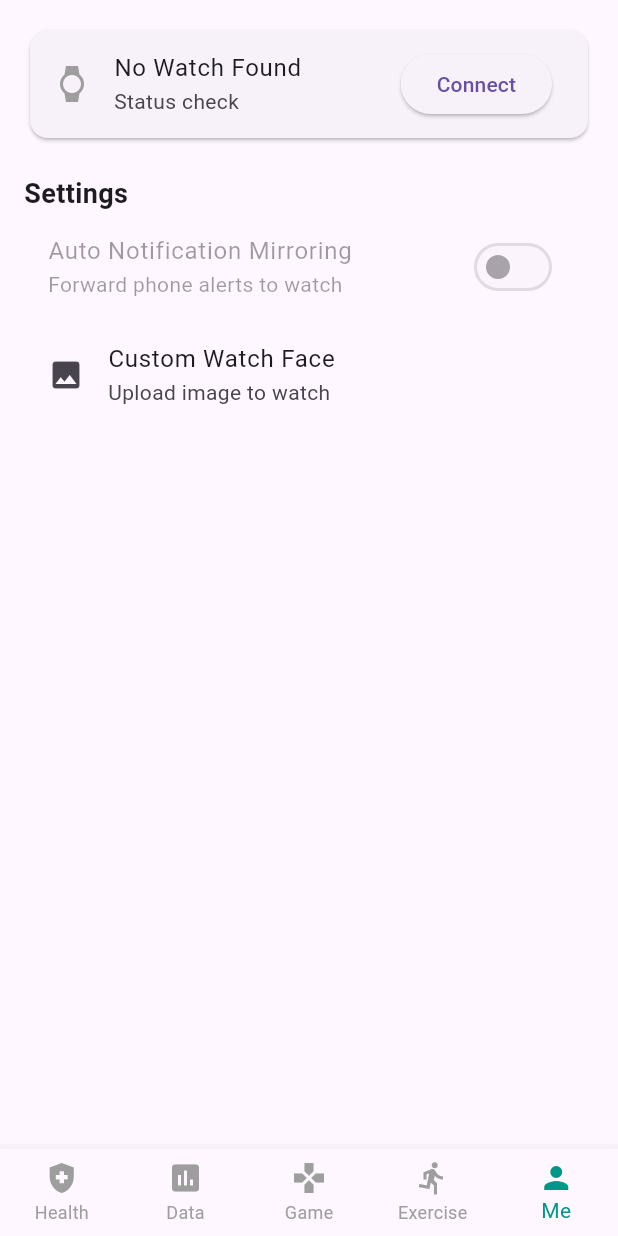
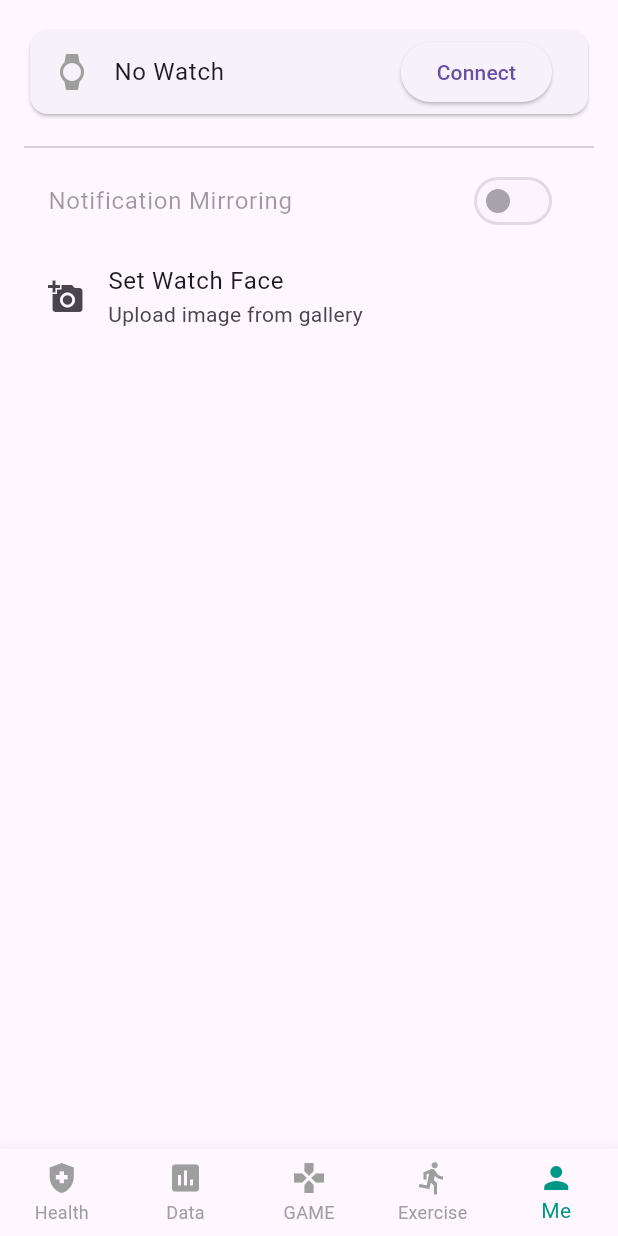
Before and after one commit to Kelvingh1st/bt_controller_v2, a Flutter app: the screen it shows after launch, on a phone screen of 412 x 824 dp. Run offline on Flutter 3.47's test engine with Material 3 defaults, Android fonts, the light colour scheme and no system bars; our stand-ins replace fl_chart, flutter_blue_plus, image_picker, permission_handler; missing offline and left inert: notification_listener_service.

Commit message:
My watch OS version 4.5.1 - Improved UI

```diff
--- a/lib/main.dart
+++ b/lib/main.dart
@@ -1,7 +1,8 @@
 import 'dart:typed_data';
+import 'dart:io';
 import 'package:flutter/material.dart';
 import 'package:flutter_blue_plus/flutter_blue_plus.dart';
-import 'package:fl_chart/fl_chart.dart'; // Ready for your Data screen
+import 'package:fl_chart/fl_chart.dart';
 import 'package:image_picker/image_picker.dart';
 import 'package:image/image.dart' as img;
 import 'package:permission_handler/permission_handler.dart';
@@ -29,12 +30,11 @@ class BleManager {
   static BluetoothDevice? connectedDevice;
   static BluetoothCharacteristic? writeChar;
 
-  // Standard UUIDs for HryFine/Ultra 3 style watches
   static final Guid serviceUuid = Guid("0000ff00-0000-1000-8000-00805f9b34fb");
   static final Guid writeUuid = Guid("0000ff02-0000-1000-8000-00805f9b34fb");
 }
 
-// --- Main Navigation Controller ---
+// --- Main Controller ---
 class HomeScreen extends StatefulWidget {
   const HomeScreen({super.key});
   @override
@@ -42,9 +42,13 @@ class HomeScreen extends StatefulWidget {
 }
 
 class HomeScreenState extends State<HomeScreen> {
-  int _currentIndex = 4; // Default to 'Me' screen for setup
+  int _currentIndex = 4; // Start on 'Me' screen for setup
   bool _autoMirroring = false;
   bool _isConnecting = false;
+
+  // Image Upload State
+  bool _isUploading = false;
+  double _uploadProgress = 0.0;
 
   @override
   void initState() {
@@ -53,44 +57,33 @@ class HomeScreenState extends State<HomeScreen> {
   }
 
   Future<void> _requestPermissions() async {
-    // Handling modern Android 13+ and legacy permissions
-    Map<Permission, PermissionStatus> statuses = await [
+    await [
       Permission.bluetoothScan,
       Permission.bluetoothConnect,
       Permission.location,
       Permission.photos,
       Permission.notification,
     ].request();
-
-    print("Permissions status: $statuses");
   }
 
-  // Notification Mirroring Logic
+  // --- Notification Logic ---
   Future<void> _toggleAutoMirroring(bool value) async {
     setState(() => _autoMirroring = value);
     if (value) {
-      final hasPermission = await NotificationListenerService.isPermissionGranted();
-      if (!hasPermission) {
-        await NotificationListenerService.requestPermission();
-      }
+      final has = await NotificationListenerService.isPermissionGranted();
+      if (!has) await NotificationListenerService.requestPermission();
 
       NotificationListenerService.notificationsStream.listen((event) {
         if (BleManager.writeChar == null) return;
-
-        final isCall = event.packageName?.contains("phone") == true ||
-            (event.title?.toLowerCase().contains("call") ?? false);
+        final isCall = event.packageName?.contains("phone") == true;
 
         _sendToWatch(
           title: event.title ?? "Notification",
-          body: event.content ?? "",
+          body: event.content ?? "", // Fixed from analysis
           isCall: isCall,
           package: event.packageName ?? "app",
         );
       });
-
-      ScaffoldMessenger.of(context).showSnackBar(
-        const SnackBar(content: Text("Notification Mirroring Enabled")),
-      );
     }
   }
 
@@ -105,19 +98,16 @@ class HomeScreenState extends State<HomeScreen> {
           ? [0x02, 0x00, 0x00, ...title.codeUnits, 0x00, ...body.codeUnits]
           : [0x01, 0x00, 0x00, ..."$package:$title".codeUnits, 0x00, ...body.codeUnits];
 
-      // Update length byte (standard protocol for these watches)
       if (command.length > 2) command[1] = command.length - 3;
-
-      await BleManager.writeChar!.write(Uint8List.fromList(command), withoutResponse: false);
+      await BleManager.writeChar?.write(Uint8List.fromList(command), withoutResponse: false);
     } catch (e) {
-      print("Send error: $e");
+      debugPrint("Write error: $e");
     }
   }
 
-  // Bluetooth Connection Logic
+  // --- Bluetooth Logic ---
   Future<void> _connect() async {
     setState(() => _isConnecting = true);
-
     FlutterBluePlus.startScan(timeout: const Duration(seconds: 10));
 
     FlutterBluePlus.scanResults.listen((results) async {
@@ -128,18 +118,10 @@ class HomeScreenState extends State<HomeScreen> {
           try {
             await r.device.connect();
             BleManager.connectedDevice = r.device;
-
-            // Request higher MTU for data-heavy transfers (notifications/images)
-            await r.device.requestMtu(223);
-
+            await r.device.requestMtu(223); // Important for data chunks
             await _discoverServices();
             setState(() => _isConnecting = false);
-
-            ScaffoldMessenger.of(context).showSnackBar(
-              SnackBar(content: Text("$name Connected!")),
-            );
           } catch (e) {
-            print("Connection error: $e");
             setState(() => _isConnecting = false);
           }
           break;
@@ -156,11 +138,64 @@ class HomeScreenState extends State<HomeScreen> {
         for (var char in service.characteristics) {
           if (char.uuid == BleManager.writeUuid) {
             BleManager.writeChar = char;
-            return;
           }
         }
       }
     }
+  }
+
+  // --- Image Upload Logic (Chunked) ---
+  Future<void> _pickAndUploadWatchFace() async {
+    if (BleManager.writeChar == null) {
+      ScaffoldMessenger.of(context).showSnackBar(const SnackBar(content: Text("Connect watch first!")));
+      return;
+    }
+
+    final picker = ImagePicker();
+    final XFile? pickedFile = await picker.pickImage(source: ImageSource.gallery);
+
+    if (pickedFile != null) {
+      setState(() { _isUploading = true; _uploadProgress = 0.0; });
+
+      File file = File(pickedFile.path);
+      Uint8List bytes = await file.readAsBytes();
+
+      img.Image? originalImage = img.decodeImage(bytes);
+      if (originalImage != null) {
+        img.Image resized = img.copyResize(originalImage, width: 240, height: 240);
+        List<int> jpgData = img.encodeJpg(resized, quality: 80);
+
+        await _sendImageInChunks(jpgData);
+      }
+      setState(() => _isUploading = false);
+    }
+  }
+
+  Future<void> _sendImageInChunks(List<int> data) async {
+    const int chunkSize = 200;
+    int totalBytes = data.length;
+
+    // Start Command
+    final startCmd = [0x03, ..._int32ToBytes(totalBytes)];
+    await BleManager.writeChar!.write(Uint8List.fromList(startCmd));
+
+    for (int i = 0; i < totalBytes; i += chunkSize) {
+      int end = (i + chunkSize < totalBytes) ? i + chunkSize : totalBytes;
+      List<int> chunk = data.sublist(i, end);
+
+      try {
+        await BleManager.writeChar!.write(Uint8List.fromList(chunk), withoutResponse: false);
+        setState(() => _uploadProgress = (i / totalBytes));
+      } catch (e) {
+        break;
+      }
+    }
+    // End Command
+    await BleManager.writeChar!.write(Uint8List.fromList([0x03, 0xFF, 0xFF]));
+  }
+
+  List<int> _int32ToBytes(int value) {
+    return [(value >> 24) & 0xFF, (value >> 16) & 0xFF, (value >> 8) & 0xFF, value & 0xFF];
   }
 
   @override
@@ -170,16 +205,19 @@ class HomeScreenState extends State<HomeScreen> {
         child: IndexedStack(
           index: _currentIndex,
           children: [
-            const Center(child: Text("Health Data")),
-            const Center(child: Text("Analytics Chart")),
-            const Center(child: Text("Games")),
-            const Center(child: Text("Exercise Tracking")),
+            const Center(child: Text("Health Data Screen")),
+            const DataScreen(),
+            const Center(child: Text("Game Screen")),
+            const Center(child: Text("Exercise Screen")),
             MeScreen(
               onConnect: _connect,
               isConnecting: _isConnecting,
               autoMirroring: _autoMirroring,
               onToggleMirroring: _toggleAutoMirroring,
               isConnected: BleManager.connectedDevice != null,
+              onUploadImage: _pickAndUploadWatchFace,
+              isUploading: _isUploading,
+              uploadProgress: _uploadProgress,
             ),
           ],
         ),
@@ -193,7 +231,7 @@ class HomeScreenState extends State<HomeScreen> {
         items: const [
           BottomNavigationBarItem(icon: Icon(Icons.health_and_safety), label: "Health"),
           BottomNavigationBarItem(icon: Icon(Icons.insert_chart), label: "Data"),
-          BottomNavigationBarItem(icon: Icon(Icons.gamepad), label: "Game"),
+          BottomNavigationBarItem(icon: Icon(Icons.gamepad), label: "GAME"),
           BottomNavigationBarItem(icon: Icon(Icons.directions_run), label: "Exercise"),
           BottomNavigationBarItem(icon: Icon(Icons.person), label: "Me"),
         ],
@@ -202,21 +240,59 @@ class HomeScreenState extends State<HomeScreen> {
   }
 }
 
-// --- Me Screen (Settings & Connection) ---
+// --- Data Screen (fl_chart) ---
+class DataScreen extends StatelessWidget {
+  const DataScreen({super.key});
+  @override
+  Widget build(BuildContext context) {
+    return Padding(
+      padding: const EdgeInsets.all(20),
+      child: Column(
+        crossAxisAlignment: CrossAxisAlignment.start,
+        children: [
+          const Text("Heart Rate (BPM)", style: TextStyle(fontSize: 22, fontWeight: FontWeight.bold)),
+          const SizedBox(height: 24),
+          SizedBox(
+            height: 200,
+            child: LineChart(
+              LineChartData(
+                gridData: const FlGridData(show: false),
+                titlesData: const FlTitlesData(show: false),
+                borderData: FlBorderData(show: false),
+                lineBarsData: [
+                  LineChartBarData(
+                    spots: [const FlSpot(0, 72), const FlSpot(1, 75), const FlSpot(2, 70), const FlSpot(3, 82), const FlSpot(4, 78)],
+                    isCurved: true,
+                    color: Colors.teal,
+                    barWidth: 4,
+                    belowBarData: BarAreaData(show: true, color: Colors.teal.withOpacity(0.1)),
+                  ),
+                ],
+              ),
+            ),
+          ),
+        ],
+      ),
+    );
+  }
+}
+
+// --- Me Screen ---
 class MeScreen extends StatelessWidget {
   final Future<void> Function() onConnect;
   final bool isConnecting;
   final bool autoMirroring;
   final bool isConnected;
   final Future<void> Function(bool) onToggleMirroring;
+  final VoidCallback onUploadImage;
+  final bool isUploading;
+  final double uploadProgress;
 
   const MeScreen({
-    super.key,
-    required this.onConnect,
-    required this.isConnecting,
-    required this.autoMirroring,
-    required this.isConnected,
-    required this.onToggleMirroring,
+    super.key, required this.onConnect, required this.isConnecting,
+    required this.autoMirroring, required this.isConnected,
+    required this.onToggleMirroring, required this.onUploadImage,
+    required this.isUploading, required this.uploadProgress,
   });
 
   @override
@@ -227,31 +303,29 @@ class MeScreen extends StatelessWidget {
         Card(
           child: ListTile(
             leading: Icon(Icons.watch, color: isConnected ? Colors.green : Colors.grey),
-            title: Text(isConnected ? "Watch Connected" : "No Watch Found"),
-            subtitle: Text(isConnecting ? "Scanning..." : "Status check"),
-            trailing: isConnecting
-              ? const CircularProgressIndicator()
-              : ElevatedButton(
-                  onPressed: isConnected ? null : onConnect,
-                  child: const Text("Connect"),
-                ),
+            title: Text(isConnected ? "Watch Connected" : "No Watch"),
+            trailing: isConnecting ? const CircularProgressIndicator() : ElevatedButton(
+              onPressed: isConnected ? null : onConnect,
+              child: const Text("Connect"),
+            ),
           ),
         ),
-        const SizedBox(height: 20),
-        const Text("Settings", style: TextStyle(fontWeight: FontWeight.bold, fontSize: 18)),
+        const SizedBox(height: 10),
+        if (isUploading) ...[
+          LinearProgressIndicator(value: uploadProgress, color: Colors.teal),
+          Center(child: Text("${(uploadProgress * 100).toInt()}% Uploading...")),
+        ],
+        const Divider(),
         SwitchListTile(
-          title: const Text("Auto Notification Mirroring"),
-          subtitle: const Text("Forward phone alerts to watch"),
+          title: const Text("Notification Mirroring"),
           value: autoMirroring,
           onChanged: isConnected ? onToggleMirroring : null,
         ),
         ListTile(
-          leading: const Icon(Icons.image),
-          title: const Text("Custom Watch Face"),
-          subtitle: const Text("Upload image to watch"),
-          onTap: () {
-            // Logic for image_picker goes here
-          },
+          leading: const Icon(Icons.add_a_photo),
+          title: const Text("Set Watch Face"),
+          subtitle: const Text("Upload image from gallery"),
+          onTap: isConnected && !isUploading ? onUploadImage : null,
         ),
       ],
     );
```
